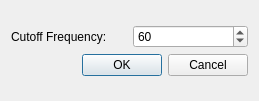
Before: the Qt Designer form dialogideallowpassfilter.ui in hubutui/ImageProcessingKit, drawn with Qt 5.
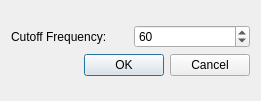
After: the same form once the commit is applied.

What changed in the file:
```diff
--- a/dialogideallowpassfilter.ui
+++ b/dialogideallowpassfilter.ui
@@ -6,7 +6,7 @@
    <rect>
     <x>0</x>
     <y>0</y>
-    <width>259</width>
+    <width>261</width>
     <height>101</height>
    </rect>
   </property>
@@ -28,7 +28,7 @@
        <item>
         <widget class="QSpinBox" name="spinBox">
          <property name="maximum">
-          <number>512</number>
+          <number>1024</number>
          </property>
          <property name="value">
           <number>60</number>
```
